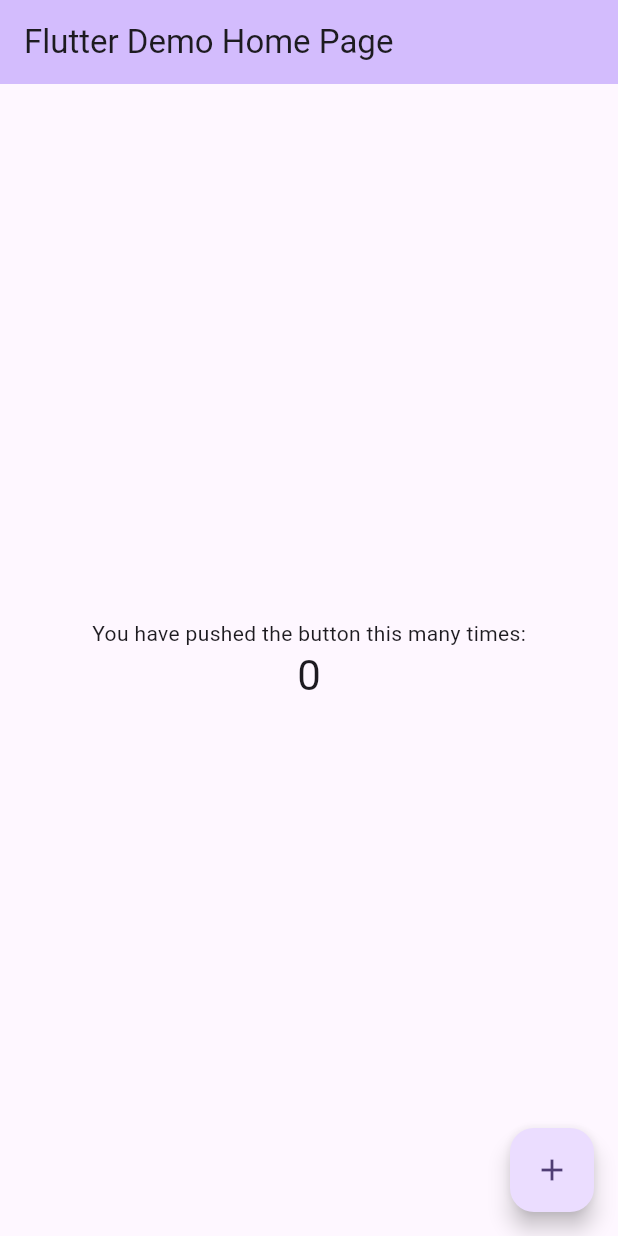
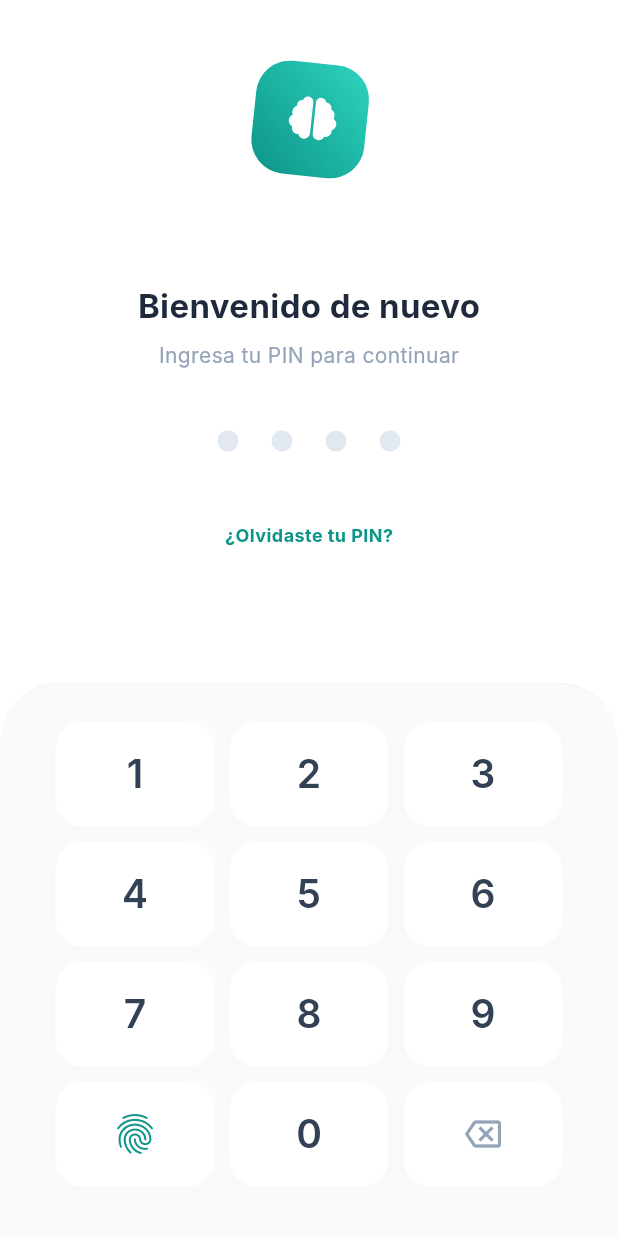
Before and after one commit to Parcibal12/MindLog-App, a Flutter app: the screen it shows after launch, on a phone screen of 412 x 824 dp. Run offline on Flutter 3.47's test engine with Material 3 defaults, Android fonts, the light colour scheme and no system bars; our stand-ins replace flutter_riverpod, flutter_svg; Roboto replaces fonts that are missing (Inter).

Commit message:
feat: complete responsive login screen layout

```diff
--- a/lib/core/theme/app_colors.dart
+++ b/lib/core/theme/app_colors.dart
@@ -2,12 +2,19 @@ import 'package:flutter/material.dart';
 
 class AppColors {
   static const Color primaryGreen = Color(0xFF14B8A6);
+  static const Color primaryDark = Color(0xFF0D9488);
+  static const Color primaryLight = Color(0xFF2DD4BF);
+
+  static const Color textHeader = Color(0xFF1E293B);
+  static const Color textSubtitle = Color(0xFF94A3B8);
+  static const Color textNumber = Color(0xFF334155);
+
+  static const Color backgroundWhite = Colors.white;
+  static const Color surfaceKeyboard = Color(0xFFF8FAFC);
+  static const Color borderLight = Color(0xFFF1F5F9);
+  static const Color indicatorInactive = Color(0xFFE2E8F0);
 
   static const Color anxietyOrange = Color(0xFFF97316);
   static const Color angerPurple = Color(0xFFA855F7);
   static const Color sadnessBlue = Color(0xFF3B82F6);
-
-  static const Color background = Color(0xFFFAFAFA);
-  static const Color textDark = Color(0xFF333333);
-  static const Color textLight = Color(0xFF888888);
 }
--- /dev/null
+++ b/lib/features/auth/presentation/providers/login_provider.dart
@@ -0,0 +1,25 @@
+import 'package:flutter_riverpod/flutter_riverpod.dart';
+
+class PinNotifier extends StateNotifier<String> {
+  PinNotifier() : super('');
+
+  void addDigit(String digit) {
+    if (state.length < 4) {
+      state = state + digit;
+      if (state.length == 4) {
+        _verifyPin();
+      }
+    }
+  }
+
+  void removeDigit() {
+    if (state.isNotEmpty) {
+      state = state.substring(0, state.length - 1);
+    }
+  }
+
+  void _verifyPin() {
+  }
+}
+
+final pinProvider = StateNotifierProvider<PinNotifier, String>((ref) => PinNotifier());
--- /dev/null
+++ b/lib/features/auth/presentation/screens/login_screen.dart
@@ -0,0 +1,188 @@
+import 'package:flutter/material.dart';
+import 'package:flutter_riverpod/flutter_riverpod.dart';
+import 'package:flutter_svg/flutter_svg.dart';
+import '../../../../core/theme/app_colors.dart';
+
+final pinProvider = StateProvider<String>((ref) => '');
+
+class LoginScreen extends ConsumerWidget {
+  const LoginScreen({super.key});
+
+  @override
+  Widget build(BuildContext context, WidgetRef ref) {
+    final pin = ref.watch(pinProvider);
+
+    return Scaffold(
+      backgroundColor: AppColors.backgroundWhite,
+      body: LayoutBuilder(
+        builder: (context, constraints) {
+          final isWeb = constraints.maxWidth > 600;
+
+          return Center(
+            child: Container(
+              width: isWeb ? 400 : double.infinity,
+              height: isWeb ? 850 : double.infinity,
+              decoration: isWeb ? BoxDecoration(
+                color: AppColors.backgroundWhite,
+                borderRadius: BorderRadius.circular(40),
+                boxShadow: [
+                  BoxShadow(color: Colors.black.withValues(alpha: 0.1), blurRadius: 30, spreadRadius: 5)
+                ],
+              ) : null,
+              child: ClipRRect(
+                borderRadius: isWeb ? BorderRadius.circular(40) : BorderRadius.zero,
+                child: SafeArea(
+                  child: Column(
+                    children: [
+                      Expanded(
+                        child: SingleChildScrollView(
+                          child: Column(
+                            mainAxisAlignment: MainAxisAlignment.center,
+                            children: [
+                              const SizedBox(height: 40),
+
+                              Transform.rotate(
+                                angle: 3 * 3.14159 / 180,
+                                child: SvgPicture.asset(
+                                  'assets/images/logo.svg',
+                                  width: 116,
+                                  height: 116,
+                                  fit: BoxFit.contain,
+                                ),
+                              ),
+
+                              const SizedBox(height: 32),
+                              const Text(
+                                "Bienvenido de nuevo",
+                                style: TextStyle(fontSize: 22, fontWeight: FontWeight.bold, color: AppColors.textHeader),
+                              ),
+                              const SizedBox(height: 8),
+                              const Text(
+                                "Ingresa tu PIN para continuar",
+                                style: TextStyle(fontSize: 14, color: AppColors.textSubtitle),
+                              ),
+                              const SizedBox(height: 40),
+
+                              Row(
+                                mainAxisAlignment: MainAxisAlignment.center,
+                                children: List.generate(4, (index) {
+                                  bool isFilled = index < pin.length;
+                                  return Container(
+                                    margin: const EdgeInsets.symmetric(horizontal: 11),
+                                    width: 14,
+                                    height: 14,
+                                    decoration: BoxDecoration(
+                                      shape: BoxShape.circle,
+                                      color: isFilled ? AppColors.primaryGreen : AppColors.indicatorInactive,
+                                      boxShadow: isFilled ? [BoxShadow(color: Colors.black.withValues(alpha: 0.05), offset: const Offset(0, 1), blurRadius: 2)] : null,
+                                    ),
+                                  );
+                                }),
+                              ),
+
+                              const SizedBox(height: 32),
+                              TextButton(
+                                onPressed: () {},
+                                child: const Text("¿Olvidaste tu PIN?", style: TextStyle(fontSize: 12, fontWeight: FontWeight.bold, color: AppColors.primaryDark, letterSpacing: 0.3)),
+                              ),
+                              const SizedBox(height: 20),
+                            ],
+                          ),
+                        ),
+                      ),
+
+                      Container(
+                        padding: const EdgeInsets.fromLTRB(32, 24, 32, 32),
+                        decoration: const BoxDecoration(
+                          color: AppColors.surfaceKeyboard,
+                          border: Border(top: BorderSide(color: AppColors.borderLight, width: 0.8)),
+                          borderRadius: BorderRadius.vertical(top: Radius.circular(40)),
+                        ),
+                        child: Column(
+                          mainAxisSize: MainAxisSize.min,
+                          children: [
+                            _buildRow(['1', '2', '3'], ref),
+                            const SizedBox(height: 8),
+                            _buildRow(['4', '5', '6'], ref),
+                            const SizedBox(height: 8),
+                            _buildRow(['7', '8', '9'], ref),
+                            const SizedBox(height: 8),
+                            Row(
+                              mainAxisAlignment: MainAxisAlignment.spaceBetween,
+                              children: [
+                                _KeyButton(onTap: () {}, child: const Icon(Icons.fingerprint, color: AppColors.primaryDark, size: 32)),
+                                _KeyButton(onTap: () => _addDigit('0', ref), child: const Text('0', style: TextStyle(fontSize: 26, fontWeight: FontWeight.w600, color: AppColors.textNumber))),
+                                _KeyButton(onTap: () => _removeDigit(ref), child: const Icon(Icons.backspace_outlined, color: AppColors.textSubtitle, size: 24)),
+                              ],
+                            ),
+                          ],
+                        ),
+                      ),
+                    ],
+                  ),
+                ),
+              ),
+            ),
+          );
+        },
+      ),
+    );
+  }
+
+  void _addDigit(String digit, WidgetRef ref) {
+    final current = ref.read(pinProvider);
+    if (current.length < 4) ref.read(pinProvider.notifier).state = current + digit;
+  }
+
+  void _removeDigit(WidgetRef ref) {
+    final current = ref.read(pinProvider);
+    if (current.isNotEmpty) ref.read(pinProvider.notifier).state = current.substring(0, current.length - 1);
+  }
+
+  Widget _buildRow(List<String> digits, WidgetRef ref) {
+    return Row(
+      mainAxisAlignment: MainAxisAlignment.spaceBetween,
+      children: digits.map((d) => _KeyButton(
+        onTap: () => _addDigit(d, ref),
+        child: Text(d, style: const TextStyle(fontSize: 26, fontWeight: FontWeight.w600, color: AppColors.textNumber)),
+      )).toList(),
+    );
+  }
+}
+
+class _KeyButton extends StatelessWidget {
+  final Widget child;
+  final VoidCallback onTap;
+
+  const _KeyButton({required this.child, required this.onTap});
+
+  @override
+  Widget build(BuildContext context) {
+    return Expanded(
+      child: Container(
+        margin: const EdgeInsets.symmetric(horizontal: 4),
+        height: 72,
+        decoration: BoxDecoration(
+          borderRadius: BorderRadius.circular(20),
+          boxShadow: [BoxShadow(color: Colors.black.withValues(alpha: 0.01), offset: const Offset(0, 2), blurRadius: 4)],
+        ),
+        child: Material(
+          color: AppColors.backgroundWhite,
+          borderRadius: BorderRadius.circular(20),
+          child: InkWell(
+            onTap: onTap,
+            borderRadius: BorderRadius.circular(20),
+            child: Container(
+              decoration: BoxDecoration(
+                borderRadius: BorderRadius.circular(20),
+                border: Border.all(color: AppColors.surfaceKeyboard),
+              ),
+              alignment: Alignment.center,
+              child: child,
+            ),
+          ),
+        ),
+      ),
+    );
+  }
+}
--- a/lib/main.dart
+++ b/lib/main.dart
@@ -1,122 +1,26 @@
 import 'package:flutter/material.dart';
+import 'package:flutter_riverpod/flutter_riverpod.dart';
+import 'features/auth/presentation/screens/login_screen.dart';
 
 void main() {
-  runApp(const MyApp());
+  // ProviderScope es OBLIGATORIO para que Riverpod funcione en toda la app
+  runApp(const ProviderScope(child: MindLogApp()));
 }
 
-class MyApp extends StatelessWidget {
-  const MyApp({super.key});
+class MindLogApp extends StatelessWidget {
+  const MindLogApp({super.key});
 
-  // This widget is the root of your application.
   @override
   Widget build(BuildContext context) {
     return MaterialApp(
-      title: 'Flutter Demo',
+      title: 'MindLog',
+      debugShowCheckedModeBanner: false,
       theme: ThemeData(
-        // This is the theme of your application.
-        //
-        // TRY THIS: Try running your application with "flutter run". You'll see
-        // the application has a purple toolbar. Then, without quitting the app,
-        // try changing the seedColor in the colorScheme below to Colors.green
-        // and then invoke "hot reload" (save your changes or press the "hot
-        // reload" button in a Flutter-supported IDE, or press "r" if you used
-        // the command line to start the app).
-        //
-        // Notice that the counter didn't reset back to zero; the application
-        // state is not lost during the reload. To reset the state, use hot
-        // restart instead.
-        //
-        // This works for code too, not just values: Most code changes can be
-        // tested with just a hot reload.
-        colorScheme: .fromSeed(seedColor: Colors.deepPurple),
+        colorScheme: ColorScheme.fromSeed(seedColor: const Color(0xFF14B8A6)),
+        useMaterial3: true,
+        fontFamily: 'Inter',
       ),
-      home: const MyHomePage(title: 'Flutter Demo Home Page'),
+      home: const LoginScreen(),
     );
   }
 }
-
-class MyHomePage extends StatefulWidget {
-  const MyHomePage({super.key, required this.title});
-
-  // This widget is the home page of your application. It is stateful, meaning
-  // that it has a State object (defined below) that contains fields that affect
-  // how it looks.
-
-  // This class is the configuration for the state. It holds the values (in this
-  // case the title) provided by the parent (in this case the App widget) and
-  // used by the build method of the State. Fields in a Widget subclass are
-  // always marked "final".
-
-  final String title;
-
-  @override
-  State<MyHomePage> createState() => _MyHomePageState();
-}
-
-class _MyHomePageState extends State<MyHomePage> {
-  int _counter = 0;
-
-  void _incrementCounter() {
-    setState(() {
-      // This call to setState tells the Flutter framework that something has
-      // changed in this State, which causes it to rerun the build method below
-      // so that the display can reflect the updated values. If we changed
-      // _counter without calling setState(), then the build method would not be
-      // called again, and so nothing would appear to happen.
-      _counter++;
-    });
-  }
-
-  @override
-  Widget build(BuildContext context) {
-    // This method is rerun every time setState is called, for instance as done
-    // by the _incrementCounter method above.
-    //
-    // The Flutter framework has been optimized to make rerunning build methods
-    // fast, so that you can just rebuild anything that needs updating rather
-    // than having to individually change instances of widgets.
-    return Scaffold(
-      appBar: AppBar(
-        // TRY THIS: Try changing the color here to a specific color (to
-        // Colors.amber, perhaps?) and trigger a hot reload to see the AppBar
-        // change color while the other colors stay the same.
-        backgroundColor: Theme.of(context).colorScheme.inversePrimary,
-        // Here we take the value from the MyHomePage object that was created by
-        // the App.build method, and use it to set our appbar title.
-        title: Text(widget.title),
-      ),
-      body: Center(
-        // Center is a layout widget. It takes a single child and positions it
-        // in the middle of the parent.
-        child: Column(
-          // Column is also a layout widget. It takes a list of children and
-          // arranges them vertically. By default, it sizes itself to fit its
-          // children horizontally, and tries to be as tall as its parent.
-          //
-          // Column has various properties to control how it sizes itself and
-          // how it positions its children. Here we use mainAxisAlignment to
-          // center the children vertically; the main axis here is the vertical
-          // axis because Columns are vertical (the cross axis would be
-          // horizontal).
-          //
-          // TRY THIS: Invoke "debug painting" (choose the "Toggle Debug Paint"
-          // action in the IDE, or press "p" in the console), to see the
-          // wireframe for each widget.
-          mainAxisAlignment: .center,
-          children: [
-            const Text('You have pushed the button this many times:'),
-            Text(
-              '$_counter',
-              style: Theme.of(context).textTheme.headlineMedium,
-            ),
-          ],
-        ),
-      ),
-      floatingActionButton: FloatingActionButton(
-        onPressed: _incrementCounter,
-        tooltip: 'Increment',
-        child: const Icon(Icons.add),
-      ),
-    );
-  }
-}
```
Also changed, not shown: pubspec.yaml (+12 -76 lines), assets/images/logo.svg (added), pubspec.lock, 1 other file.
